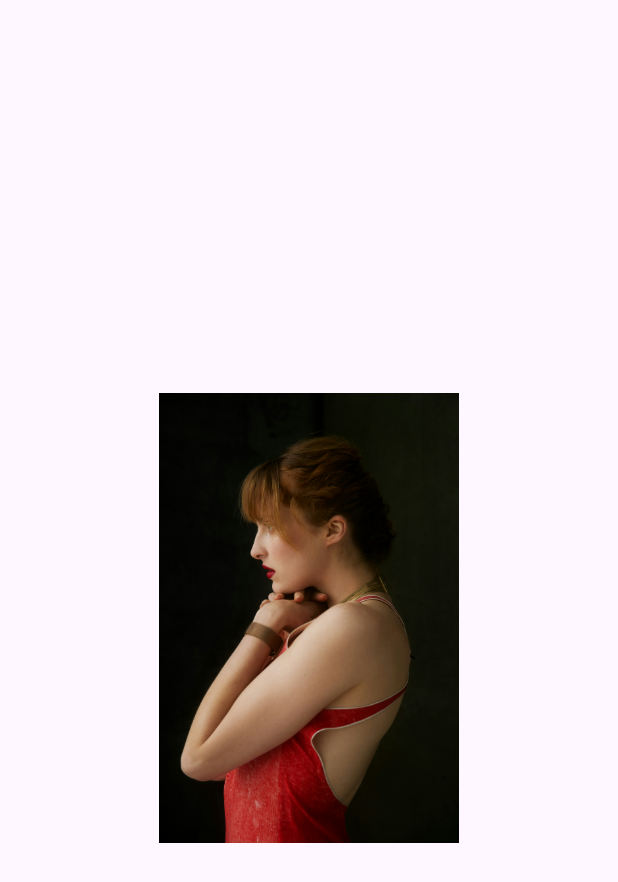
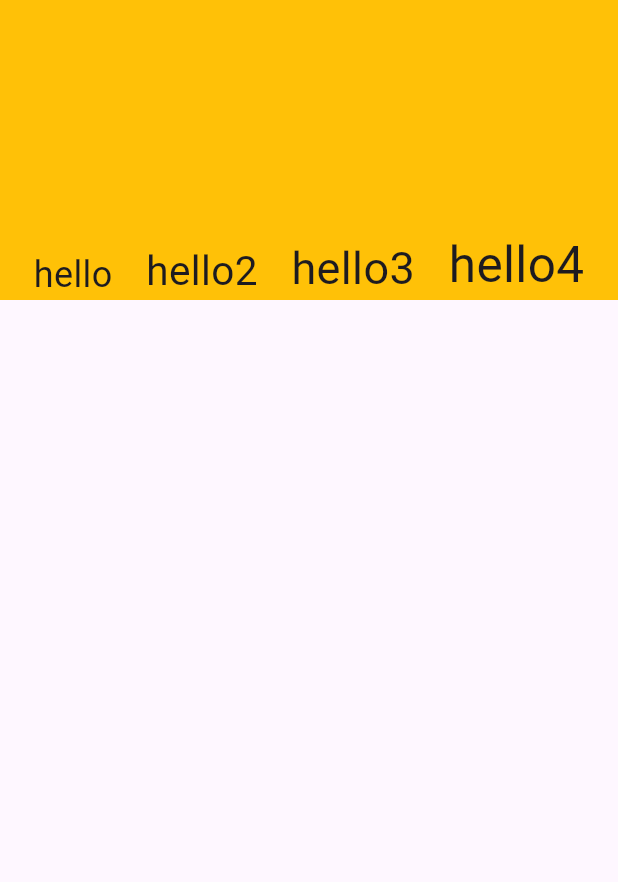
Before and after one commit to masked-redhat/learn-flutter, a Flutter app: the screen it shows after launch, on a phone screen of 412 x 824 dp. Shown: the top 882 px of the screen. Run offline on Flutter 3.47's test engine with Material 3 defaults, Android fonts, the phone set to English and light mode, and no system bars; project files that could hold a hidden picture were left out.

Commit message:
learn: row and columns

```diff
--- a/lib/main.dart
+++ b/lib/main.dart
@@ -19,10 +19,19 @@ class MainWidget extends StatelessWidget {
   @override
   Widget build(BuildContext context) {
     return Scaffold(
-      body: Center(
-        child: Image(
-          image: AssetImage('assets/images/image1.jpg'),
-          height: 300,
+      body: Container(
+        height: 200,
+        color: Colors.amber,
+        child: Row(
+          mainAxisAlignment: MainAxisAlignment.spaceEvenly,
+          crossAxisAlignment: CrossAxisAlignment.end,
+          children: <Widget>[
+            // type of widgets, <Widget> is redundant if many types of widgets
+            Text('hello', style: TextStyle(fontSize: 24)),
+            Text('hello2', style: TextStyle(fontSize: 27)),
+            Text('hello3', style: TextStyle(fontSize: 30)),
+            Text('hello4', style: TextStyle(fontSize: 33)),
+          ],
         ),
       ),
     );
```
